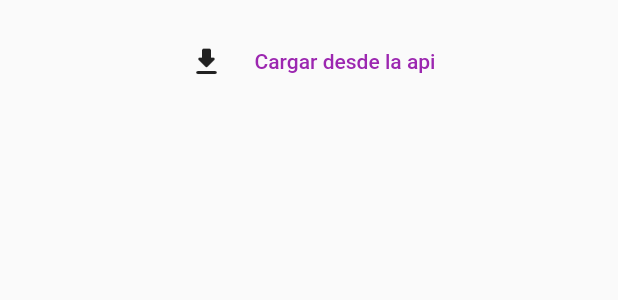
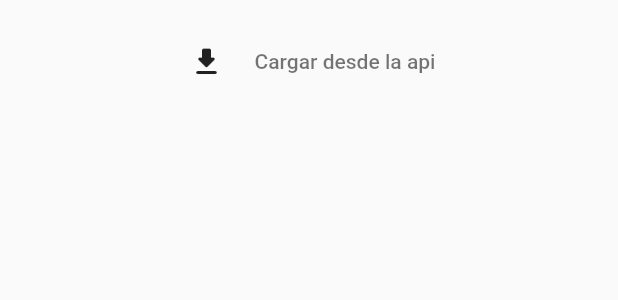
Before and after one commit to enekor/contadores_flutter, a Flutter app: the AdquirirDesdeApi widget shown alone on an empty page, opened directly, on a phone screen of 412 x 824 dp. Shown: the top 300 px of the screen. Run offline on Flutter 3.47's test engine with Material 2 defaults, Android fonts, the phone set to English and light mode, and no system bars; our stand-ins replace get, shared_preferences; missing offline and left inert: dart:ffi; accounts and stored records are empty; network calls fail.

Commit message:
temas, hay que poner Obx en el resto de archivos

```diff
--- a/lib/adquirir_desde_api.dart
+++ b/lib/adquirir_desde_api.dart
@@ -6,6 +6,7 @@ import 'package:http/http.dart' as http;
 import 'package:untitled/model/listado.dart';
 import 'package:untitled/model/snackers.dart';
 import 'model/contador.dart';
+import 'model/temas.dart';
 
 class AdquirirDesdeApi extends StatefulWidget {
   const AdquirirDesdeApi({Key? key}) : super(key: key);
@@ -34,7 +35,12 @@ class _AdquirirDesdeApiState extends State<AdquirirDesdeApi> {
                 ),
                 TextButton(
                   onPressed: loadItems,
-                  child: const Text('Cargar desde la api'),
+                  child: Text(
+                    'Cargar desde la api',
+                    style: TextStyle(
+                      color: Temas().getTextColor(),
+                    ),
+                  ),
                 ),
               ],
             ),
@@ -128,11 +134,15 @@ class _AdquirirDesdeApiState extends State<AdquirirDesdeApi> {
                         children: [
                           Text(
                             c.nombre!,
-                            style: const TextStyle(fontSize: 30),
+                            style: TextStyle(
+                              fontSize: 30,
+                              color: Temas().getTextColor(),
+                            ),
                           ),
                           Text(
                             c.contador!.toString(),
-                            style: const TextStyle(fontSize: 20),
+                            style: TextStyle(
+                                color: Temas().getTextColor(), fontSize: 20),
                           ),
                         ],
                       ),
--- /dev/null
+++ b/lib/model/temas.dart
@@ -0,0 +1,98 @@
+import 'package:flutter/material.dart';
+import 'package:get/get.dart';
+
+class Temas {
+  static final Temas _temasInstance = Temas._internal();
+
+  RxInt actual = 1.obs;
+
+  factory Temas() {
+    return _temasInstance;
+  }
+  Temas._internal();
+
+  MaterialColor getPrimary() {
+    if (actual.value == 1) {
+      return TemaClaro().primario;
+    } else if (actual.value == 2) {
+      return TemaOscuro().primario;
+    } else {
+      return TemaCustom().primario;
+    }
+  }
+
+  Color getSecondary() {
+    if (actual.value == 1) {
+      return TemaClaro().secundario;
+    } else if (actual.value == 2) {
+      return TemaOscuro().secundario;
+    } else {
+      return TemaCustom().secundario;
+    }
+  }
+
+  Color getBackground() {
+    if (actual.value == 1) {
+      return TemaClaro().fondo;
+    } else if (actual.value == 2) {
+      return TemaOscuro().fondo;
+    } else {
+      return TemaCustom().fondo;
+    }
+  }
+
+  Color getTextColor() {
+    if (actual.value == 1) {
+      return TemaClaro().texto;
+    } else if (actual.value == 2) {
+      return TemaOscuro().texto;
+    } else {
+      return TemaCustom().texto;
+    }
+  }
+}
+
+class TemaClaro {
+  static final TemaClaro _temaClaroInstance = TemaClaro._internal();
+
+  MaterialColor primario = Colors.purple;
+  Color secundario = const Color.fromARGB(255, 222, 155, 227);
+  Color fondo = Colors.white;
+  Color texto = Colors.black54;
+
+  factory TemaClaro() {
+    return _temaClaroInstance;
+  }
+
+  TemaClaro._internal();
+}
+
+class TemaOscuro {
+  static final TemaOscuro _temaOscuroInstance = TemaOscuro._internal();
+
+  MaterialColor primario = Colors.lightBlue;
+  Color secundario = const Color.fromARGB(255, 232, 129, 238);
+  Color fondo = const Color.fromARGB(255, 0, 0, 24);
+  Color texto = Colors.white60;
+
+  factory TemaOscuro() {
+    return _temaOscuroInstance;
+  }
+
+  TemaOscuro._internal();
+}
+
+class TemaCustom {
+  static final TemaCustom _temaCustomInstance = TemaCustom._internal();
+
+  MaterialColor primario = Colors.green;
+  Color secundario = const Color.fromARGB(250, 51, 228, 255);
+  Color fondo = const Color.fromARGB(255, 255, 255, 255);
+  Color texto = Colors.red.shade400;
+
+  factory TemaCustom() {
+    return _temaCustomInstance;
+  }
+
+  TemaCustom._internal();
+}
--- a/pubspec.yaml
+++ b/pubspec.yaml
@@ -35,6 +35,8 @@ dependencies:
   # Use with the CupertinoIcons class for iOS style icons.
   cupertino_icons: ^1.0.2
   http: ^0.13.5
+  shared_preferences: ^2.0.15
+  get: ^4.6.5
 
 dev_dependencies:
   flutter_test:
```
Also changed, not shown: lib/item_view.dart (+26 -9 lines), lib/main.dart (+103 -10 lines), lib/nuevo_contador.dart (+31 -6 lines), lib/ver_contadores.dart (+13 -7 lines).
